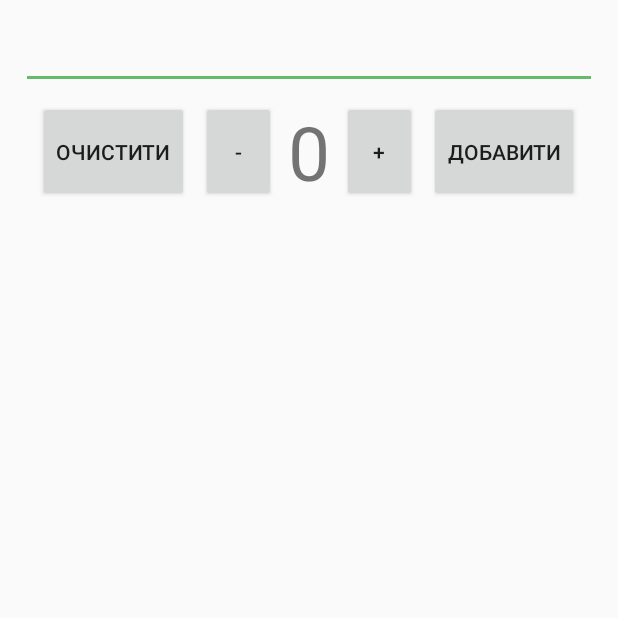
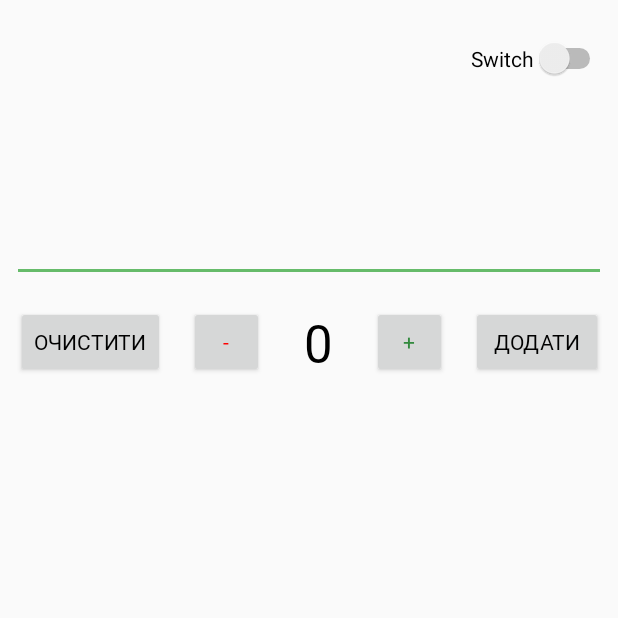
Before and after one commit to PeretsPasha/GroceryList, an Android app: the screen it shows after launch (MainActivity), on a phone screen of 412 x 824 dp, the top half of it. Run offline under Robolectric (Android 15) with nearby library versions, the phone set to English and light mode, and no system bars.

Commit message:
some news: -we add new night(dark) mode -new sound for deleting one item -change rel layout to constraint
but added new problems :)
-keyboard have occupied territory (and prevents to click the buttons)

```diff
--- a/app/src/main/java/com/example/grocery/MainActivity.java
+++ b/app/src/main/java/com/example/grocery/MainActivity.java
@@ -1,19 +1,26 @@
 package com.example.grocery;
 
-import androidx.appcompat.app.AppCompatActivity;
-import androidx.recyclerview.widget.ItemTouchHelper;
-import androidx.recyclerview.widget.LinearLayoutManager;
-import androidx.recyclerview.widget.RecyclerView;
-
 import android.content.ContentValues;
+import android.content.Context;
+import android.content.Intent;
+import android.content.SharedPreferences;
 import android.database.Cursor;
 import android.database.sqlite.SQLiteDatabase;
 import android.media.MediaPlayer;
 import android.os.Bundle;
 import android.view.View;
 import android.widget.Button;
+import android.widget.CompoundButton;
 import android.widget.EditText;
+import android.widget.Switch;
 import android.widget.TextView;
+
+import androidx.annotation.NonNull;
+import androidx.appcompat.app.AppCompatActivity;
+import androidx.appcompat.app.AppCompatDelegate;
+import androidx.recyclerview.widget.ItemTouchHelper;
+import androidx.recyclerview.widget.LinearLayoutManager;
+import androidx.recyclerview.widget.RecyclerView;
 
 public class MainActivity extends AppCompatActivity {
     private SQLiteDatabase mDatabase;
@@ -21,17 +28,56 @@ public class MainActivity extends AppCompatActivity {
     private EditText mEditTextName;
     private TextView mTextViewAmount;
     private int mAmount = 0;
-    private MediaPlayer mediaPlayer;
+    private MediaPlayer mediaPlayer,littleDel;
+
+    //to change the theme we create this variables
+    private SharedPreferences prefs;
+    Switch aSwitch;
+
+    @Override
+    protected void onSaveInstanceState(@NonNull Bundle outState) {
+        super.onSaveInstanceState(outState);
+    }
 
     @Override
     protected void onCreate(Bundle savedInstanceState) {
+
+        if(AppCompatDelegate.getDefaultNightMode() == AppCompatDelegate.MODE_NIGHT_YES){
+            setTheme(R.style.AppThemeDark);
+        } else {
+            setTheme(R.style.AppTheme);
+        }
+
         super.onCreate(savedInstanceState);
         setContentView(R.layout.activity_main);
 
-        //Test dev branch
+        aSwitch = (Switch) findViewById(R.id.switch1);
+
+        if(AppCompatDelegate.getDefaultNightMode() == AppCompatDelegate.MODE_NIGHT_YES){
+            aSwitch.setChecked(true);
+        }
+        aSwitch.setOnCheckedChangeListener(new CompoundButton.OnCheckedChangeListener() {
+            @Override
+            public void onCheckedChanged(CompoundButton buttonView, boolean isChecked) {
+                if(isChecked){
+                    AppCompatDelegate.setDefaultNightMode(AppCompatDelegate.MODE_NIGHT_YES);
+                    Intent intent = new Intent(getApplicationContext(), MainActivity.class);
+                    startActivity(intent);
+                    finish();
+                } else {
+                    AppCompatDelegate.setDefaultNightMode(AppCompatDelegate.MODE_NIGHT_NO);
+                    Intent intent = new Intent(getApplicationContext(), MainActivity.class);
+                    startActivity(intent);
+                    finish();
+                }
+            }
+        });
+
 
         mediaPlayer = MediaPlayer.create(this, R.raw.trash);
+        littleDel = MediaPlayer.create(this, R.raw.littledel);
         mediaPlayer.setVolume(0.05f,0.05f);
+        littleDel.setVolume(0.1f,0.1f);
 
         GroceryDBHelper dbHelper = new GroceryDBHelper(this);
         mDatabase = dbHelper.getWritableDatabase();
@@ -52,13 +98,12 @@ public class MainActivity extends AppCompatActivity {
             @Override
             public void onSwiped(RecyclerView.ViewHolder viewHolder, int direction) {
                 removeItem((long) viewHolder.itemView.getTag());
-                mediaPlayer.start();
+                littleDel.start();
             }
         }).attachToRecyclerView(recyclerView);
 
         mEditTextName = findViewById(R.id.edittext_name);
         mTextViewAmount = findViewById(R.id.textview_amount);
-
         Button buttonIncrease = findViewById(R.id.button_increase);
         Button buttonDecrease = findViewById(R.id.button_decrease);
         Button buttonAdd = findViewById(R.id.button_add);
@@ -90,6 +135,14 @@ public class MainActivity extends AppCompatActivity {
             public boolean onLongClick(View v) {
                 clearList();
                 mediaPlayer.start();
+                return true;
+            }
+        });
+
+        buttonAdd.setOnLongClickListener(new View.OnLongClickListener() {
+            @Override
+            public boolean onLongClick(View g) {
+
                 return true;
             }
         });
@@ -128,6 +181,8 @@ public class MainActivity extends AppCompatActivity {
         mAdapter.swapCursor(getAllItems());
 
         mEditTextName.getText().clear();
+        mAmount=1;
+        mTextViewAmount.setText(String.valueOf(mAmount));
     }
 
     private void removeItem(long id) {
@@ -147,4 +202,6 @@ public class MainActivity extends AppCompatActivity {
                 GroceryContract.GroceryEntry.COLUMN_TIMESTAMP + " DESC"
         );
     }
+
+
 }
--- a/app/src/main/res/layout/activity_main.xml
+++ b/app/src/main/res/layout/activity_main.xml
@@ -1,69 +1,126 @@
 <?xml version="1.0" encoding="utf-8"?>
-<RelativeLayout xmlns:android="http://schemas.android.com/apk/res/android"
+
+<androidx.constraintlayout.widget.ConstraintLayout
+
     xmlns:app="http://schemas.android.com/apk/res-auto"
     xmlns:tools="http://schemas.android.com/tools"
     android:layout_width="match_parent"
     android:layout_height="match_parent"
-    android:padding="14dp"
-    tools:context=".MainActivity">
+    xmlns:android="http://schemas.android.com/apk/res/android"
+    >
+
+
+    <Switch
+        android:id="@+id/switch1"
+        android:layout_width="wrap_content"
+        android:layout_height="wrap_content"
+        android:layout_marginTop="8dp"
+        android:layout_marginEnd="8dp"
+        android:layout_marginRight="8dp"
+        android:text="Switch"
+        app:layout_constraintBottom_toTopOf="@+id/edittext_name"
+        app:layout_constraintEnd_toEndOf="parent"
+        app:layout_constraintTop_toTopOf="parent"
+        app:layout_constraintVertical_bias="0.19999999" />
 
     <EditText
         android:id="@+id/edittext_name"
         android:layout_width="match_parent"
-        android:layout_height="wrap_content" />
+        android:layout_height="wrap_content"
+        android:layout_marginStart="8dp"
+        android:layout_marginLeft="8dp"
+        android:layout_marginEnd="8dp"
+        android:layout_marginRight="8dp"
+        android:layout_marginBottom="8dp"
+        android:gravity="center"
+        android:textSelectHandle="@font/roboto"
+        android:textSize="34sp"
+        android:textStyle="bold"
+        app:layout_constraintBottom_toTopOf="@+id/linearLayout"
+        app:layout_constraintEnd_toEndOf="parent"
+        app:layout_constraintStart_toStartOf="parent"
+        app:layout_constraintTop_toTopOf="parent"
+        app:layout_constraintVertical_bias="1.0"
+        />
 
-    <TextView
-        android:id="@+id/textview_amount"
+    <LinearLayout
+        android:id="@+id/linearLayout"
         android:layout_width="wrap_content"
         android:layout_height="wrap_content"
-        android:layout_below="@+id/edittext_name"
-        android:layout_centerHorizontal="true"
+        android:layout_marginTop="8dp"
+        android:orientation="horizontal"
+        app:layout_constraintBottom_toBottomOf="parent"
+        app:layout_constraintEnd_toEndOf="parent"
+        app:layout_constraintStart_toStartOf="parent"
+        app:layout_constraintTop_toTopOf="parent"
+        app:layout_constraintVertical_bias="0.25"
+        >
+
+        <Button
+            android:id="@+id/button_clear"
+            android:layout_width="wrap_content"
+            android:layout_height="wrap_content"
             android:layout_margin="8dp"
-        android:text="0"
-        android:textSize="50sp" />
+            android:text="Очистити"
+            android:layout_gravity="center"/>
 
         <Button
             android:id="@+id/button_decrease"
             android:layout_width="50dp"
             android:layout_height="wrap_content"
-        android:layout_alignTop="@+id/textview_amount"
-        android:layout_alignBottom="@+id/textview_amount"
-        android:layout_toStartOf="@+id/textview_amount"
-        android:text="-" />
+            android:layout_gravity="center"
+            android:gravity="center"
+            android:layout_margin="8dp"
+            android:text="-"
+            android:textColor="#FF0000" />
 
-    <Button
-        android:id="@+id/button_clear"
-        android:layout_width="wrap_content"
+        <TextView
+            android:id="@+id/textview_amount"
+            android:layout_width="40dp"
+            android:gravity="center"
             android:layout_height="wrap_content"
-        android:layout_alignTop="@+id/button_decrease"
-        android:layout_alignBottom="@+id/button_decrease"
+            android:layout_gravity="center"
+            android:layout_margin="8dp"
+            android:layout_marginStart="8dp"
             android:layout_marginEnd="8dp"
-        android:layout_toStartOf="@+id/button_decrease"
-        android:text="Очистити" />
+            android:text="0"
+            android:textSize="34sp" />
 
         <Button
             android:id="@+id/button_increase"
             android:layout_width="50dp"
             android:layout_height="wrap_content"
-        android:layout_alignTop="@+id/textview_amount"
-        android:layout_alignBottom="@+id/textview_amount"
-        android:layout_toEndOf="@+id/textview_amount"
-        android:text="+" />
+            android:layout_gravity="center"
+            android:gravity="center"
+            android:layout_margin="8dp"
+            android:text="+"
+            android:textColor="@color/primaryDarkColor" />
 
         <Button
             android:id="@+id/button_add"
             android:layout_width="wrap_content"
             android:layout_height="wrap_content"
-        android:layout_alignTop="@+id/button_increase"
-        android:layout_alignBottom="@+id/button_increase"
-        android:layout_marginStart="8dp"
-        android:layout_toEndOf="@+id/button_increase"
-        android:text="Добавити" />
+            android:layout_gravity="center"
+            android:layout_margin="8dp"
+            android:gravity="center"
+            android:text="Додати" />
+    </LinearLayout>
+
 
     <androidx.recyclerview.widget.RecyclerView
+
         android:id="@+id/recyclerview"
         android:layout_width="match_parent"
-        android:layout_height="match_parent"
-        android:layout_below="@+id/textview_amount" />
+        android:layout_height="404dp"
+        android:layout_marginStart="8dp"
+        android:layout_marginLeft="8dp"
+        android:layout_marginEnd="8dp"
+        android:layout_marginRight="8dp"
+        app:layout_constraintBottom_toBottomOf="parent"
+        app:layout_constraintEnd_toEndOf="parent"
+        app:layout_constraintHorizontal_bias="0.498"
+        app:layout_constraintStart_toStartOf="parent"
+        app:layout_constraintTop_toBottomOf="@+id/linearLayout" />
 
-</RelativeLayout>
+
+</androidx.constraintlayout.widget.ConstraintLayout>
--- a/app/src/main/res/layout/grocery_item.xml
+++ b/app/src/main/res/layout/grocery_item.xml
@@ -4,7 +4,8 @@
     xmlns:tools="http://schemas.android.com/tools"
     android:layout_width="match_parent"
     android:layout_height="50dp"
-    android:layout_margin="8dp">
+    android:layout_margin="8dp"
+    >
 
     <androidx.cardview.widget.CardView
         android:id="@+id/media_card_view"
@@ -25,10 +26,14 @@
             android:layout_height="wrap_content"
             android:layout_marginLeft="8dp"
             android:text="0"
-            android:textSize="30sp"
-            app:fontFamily="monospace"
+            android:layout_gravity="center_vertical"
+            android:gravity="center"
+            android:textColor="@color/primaryTextColor"
+            android:textSize="24sp"
             app:layout_constraintStart_toStartOf="parent"
-            app:layout_constraintTop_toTopOf="parent" />
+            app:layout_constraintTop_toTopOf="parent"
+
+            />
 
         <TextView
             android:id="@+id/textview_name_item"
@@ -38,8 +43,9 @@
             android:layout_margin="8dp"
             android:gravity="center"
             android:text="Empty Item"
+
+            android:textColor="@color/primaryTextColor"
             android:textSize="24sp"
-            app:fontFamily="casual"
             app:layout_constraintStart_toStartOf="parent"
             app:layout_constraintTop_toTopOf="parent" />
 
--- a/app/src/main/res/values/colors.xml
+++ b/app/src/main/res/values/colors.xml
@@ -4,4 +4,5 @@
   <color name="primaryLightColor">#98ee99</color>
   <color name="primaryDarkColor">#338a3e</color>
   <color name="primaryTextColor">#000000</color>
+  <color name="primaryTextColorDarkTh">#FFFFFF</color>
 </resources>
--- a/app/src/main/res/values/styles.xml
+++ b/app/src/main/res/values/styles.xml
@@ -1,12 +1,22 @@
 <resources>
 
     <!-- Base application theme. -->
-    <style name="AppTheme" parent="Theme.AppCompat.DayNight.NoActionBar">
+    <style name="AppTheme" parent="Theme.AppCompat.Light.NoActionBar">
         <!-- Customize your theme here. -->
         <item name="colorPrimary">@color/primaryColor</item>
         <item name="colorPrimaryDark">@color/primaryDarkColor</item>
         <item name="colorAccent">@color/primaryColor</item>
         <item name="titleTextColor">@color/primaryTextColor</item>
+        <item name="fontFamily">@font/roboto_light</item>
+        <item name="android:textColor">@color/primaryTextColor</item>
+    </style>
+
+    <style name="AppThemeDark" parent="Theme.AppCompat.NoActionBar">
+        <item name="colorPrimary">@color/primaryColor</item>
+        <item name="colorPrimaryDark">@color/primaryDarkColor</item>
+        <item name="colorAccent">@color/primaryColor</item>
+        <item name="titleTextColor">@color/primaryColor</item>
+        <item name="android:textColor">@color/primaryColor</item>
     </style>
 
 
```
Also changed, not shown: app/src/main/AndroidManifest.xml (+6 -1 lines). Lines whose indentation alone changed are shown as unchanged.
